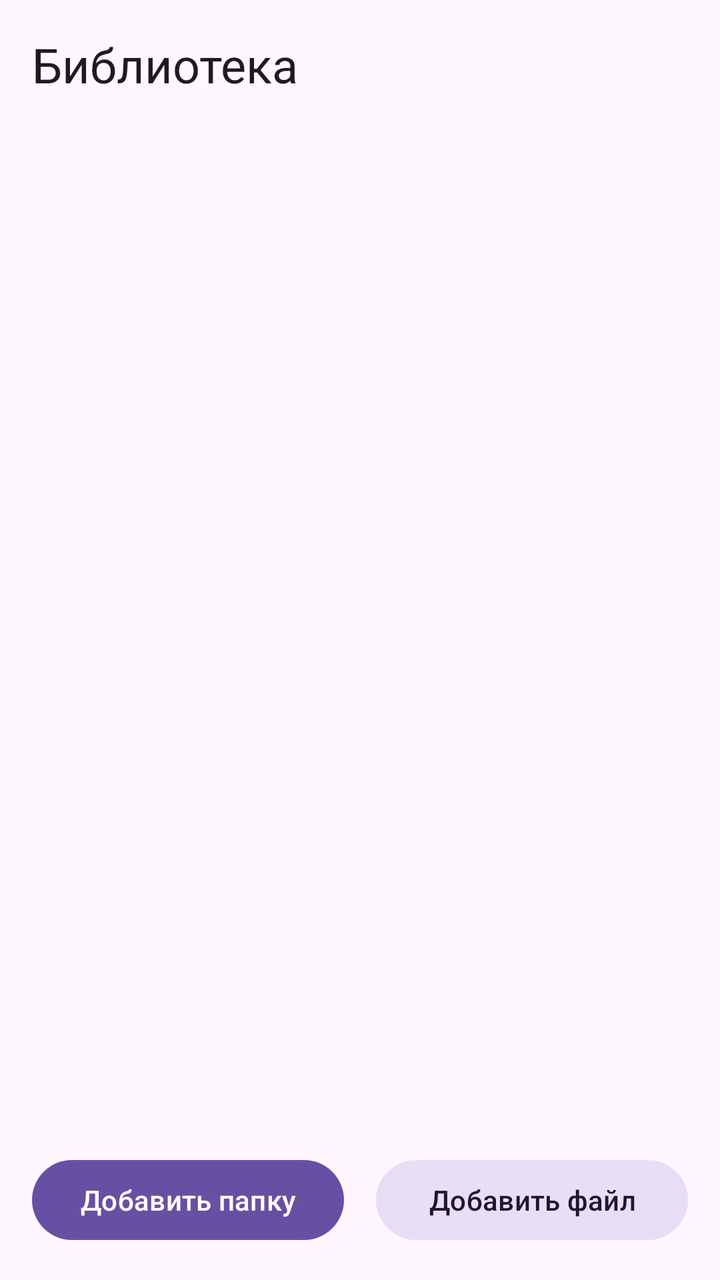
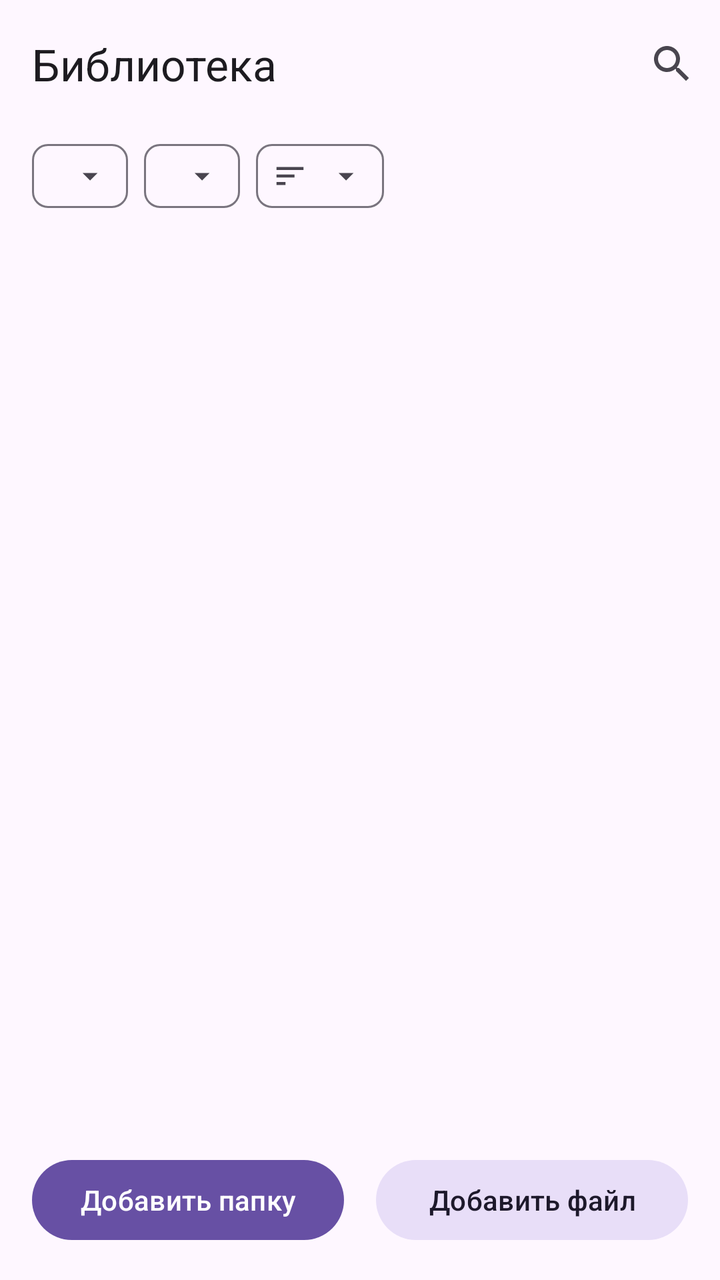

Two renders of the same Android screen: before a commit and after it. Below are the layout's source before the change and the commit's diff.
<!-- AndroidManifest.xml: application theme Theme.AudioBookPlayer -->
<!-- res/layout/activity_main.xml -->
<?xml version="1.0" encoding="utf-8"?>
<LinearLayout xmlns:android="http://schemas.android.com/apk/res/android"
    xmlns:app="http://schemas.android.com/apk/res-auto"
    xmlns:tools="http://schemas.android.com/tools"
    android:layout_width="match_parent"
    android:layout_height="match_parent"
    android:orientation="vertical">

    <TextView
        android:layout_width="match_parent"
        android:layout_height="wrap_content"
        android:paddingHorizontal="16dp"
        android:paddingVertical="16dp"
        android:text="@string/library_title"
        android:textAppearance="?attr/textAppearanceHeadlineSmall" />

    <com.google.android.material.card.MaterialCardView
        android:id="@+id/continueCard"
        style="@style/Widget.Material3.CardView.Filled"
        android:layout_width="match_parent"
        android:layout_height="wrap_content"
        android:layout_marginHorizontal="16dp"
        android:layout_marginBottom="8dp"
        android:visibility="gone">

        <LinearLayout
            android:layout_width="match_parent"
            android:layout_height="wrap_content"
            android:gravity="center_vertical"
            android:orientation="horizontal"
            android:padding="12dp">

            <ImageView
                android:id="@+id/continueCover"
                android:layout_width="@dimen/continue_cover_size"
                android:layout_height="@dimen/continue_cover_size"
                android:background="?attr/colorSurfaceVariant"
                android:importantForAccessibility="no"
                android:scaleType="centerCrop" />

            <LinearLayout
                android:layout_width="0dp"
                android:layout_height="wrap_content"
                android:layout_marginStart="12dp"
                android:layout_weight="1"
                android:orientation="vertical">

                <TextView
                    android:layout_width="match_parent"
                    android:layout_height="wrap_content"
                    android:text="@string/continue_listening"
                    android:textAppearance="?attr/textAppearanceLabelMedium" />

                <TextView
                    android:id="@+id/continueTitle"
                    android:layout_width="match_parent"
                    android:layout_height="wrap_content"
                    android:ellipsize="end"
                    android:maxLines="1"
                    android:textAppearance="?attr/textAppearanceTitleMedium" />

                <TextView
                    android:id="@+id/continueChapter"
                    android:layout_width="match_parent"
                    android:layout_height="wrap_content"
                    android:ellipsize="end"
                    android:maxLines="1"
                    android:textAppearance="?attr/textAppearanceBodyMedium" />

                <TextView
                    android:id="@+id/continuePosition"
                    android:layout_width="match_parent"
                    android:layout_height="wrap_content"
                    android:textAppearance="?attr/textAppearanceBodySmall" />
            </LinearLayout>

            <com.google.android.material.button.MaterialButton
                android:id="@+id/continuePlay"
                style="@style/Widget.Material3.Button.IconButton.Filled"
                android:layout_width="wrap_content"
                android:layout_height="wrap_content"
                android:contentDescription="@string/continue_play"
                app:icon="@drawable/ic_play" />
        </LinearLayout>
    </com.google.android.material.card.MaterialCardView>

    <FrameLayout
        android:layout_width="match_parent"
        android:layout_height="0dp"
        android:layout_weight="1">

        <androidx.recyclerview.widget.RecyclerView
            android:id="@+id/books"
            android:layout_width="match_parent"
            android:layout_height="match_parent"
            android:clipToPadding="false"
            tools:listitem="@layout/item_book" />

        <TextView
            android:id="@+id/empty"
            android:layout_width="wrap_content"
            android:layout_height="wrap_content"
            android:layout_gravity="center"
            android:gravity="center"
            android:padding="24dp"
            android:text="@string/library_empty"
            android:textAppearance="?attr/textAppearanceBodyLarge"
            android:visibility="gone" />
    </FrameLayout>

    <LinearLayout
        android:layout_width="match_parent"
        android:layout_height="wrap_content"
        android:orientation="horizontal"
        android:padding="16dp">

        <Button
            android:id="@+id/importFolder"
            android:layout_width="0dp"
            android:layout_height="wrap_content"
            android:layout_marginEnd="8dp"
            android:layout_weight="1"
            android:text="@string/library_import_folder" />

        <Button
            android:id="@+id/importFile"
            style="@style/Widget.Material3.Button.TonalButton"
            android:layout_width="0dp"
            android:layout_height="wrap_content"
            android:layout_marginStart="8dp"
            android:layout_weight="1"
            android:text="@string/library_import_file" />
    </LinearLayout>

</LinearLayout>
<!-- res/layout/item_book.xml (included above) -->
<?xml version="1.0" encoding="utf-8"?>
<LinearLayout xmlns:android="http://schemas.android.com/apk/res/android"
    android:layout_width="match_parent"
    android:layout_height="wrap_content"
    android:background="?attr/selectableItemBackground"
    android:gravity="center_vertical"
    android:orientation="horizontal"
    android:paddingHorizontal="16dp"
    android:paddingVertical="8dp">

    <ImageView
        android:id="@+id/cover"
        android:layout_width="@dimen/list_cover_size"
        android:layout_height="@dimen/list_cover_size"
        android:background="?attr/colorSurfaceVariant"
        android:importantForAccessibility="no"
        android:scaleType="centerCrop" />

    <LinearLayout
        android:layout_width="0dp"
        android:layout_height="wrap_content"
        android:layout_marginStart="16dp"
        android:layout_weight="1"
        android:orientation="vertical">

        <TextView
            android:id="@+id/title"
            android:layout_width="match_parent"
            android:layout_height="wrap_content"
            android:ellipsize="end"
            android:maxLines="2"
            android:textAppearance="?attr/textAppearanceTitleMedium" />

        <TextView
            android:id="@+id/subtitle"
            android:layout_width="match_parent"
            android:layout_height="wrap_content"
            android:ellipsize="end"
            android:maxLines="1"
            android:textAppearance="?attr/textAppearanceBodyMedium" />
    </LinearLayout>

</LinearLayout>
<!-- resources referenced by this layout -->
<resources>
  <dimen name="continue_cover_size">72dp</dimen>
  <dimen name="list_cover_size">56dp</dimen>
  <!-- drawable ic_play (drawable) -->
  <vector xmlns:android="http://schemas.android.com/apk/res/android"
      android:width="24dp"
      android:height="24dp"
      android:autoMirrored="true"
      android:tint="?attr/colorControlNormal"
      android:viewportWidth="24"
      android:viewportHeight="24">
      <path
          android:fillColor="@android:color/white"
          android:pathData="M8,5v14l11,-7z" />
  </vector>
  <string name="continue_listening">Продолжить слушать</string>
  <string name="continue_play">Продолжить</string>
  <string name="library_empty">Здесь пока пусто. Добавьте папку с mp3 или файл m4b.</string>
  <string name="library_import_file">Добавить файл</string>
  <string name="library_import_folder">Добавить папку</string>
  <string name="library_title">Библиотека</string>
  <style name="Theme.AudioBookPlayer" parent="Theme.Material3.DayNight.NoActionBar" />
</resources>

<!-- the commit's change to res/layout/activity_main.xml (unified diff, before → after) -->
@@ -6,13 +6,55 @@
     android:layout_height="match_parent"
     android:orientation="vertical">
 
-    <TextView
-        android:layout_width="match_parent"
-        android:layout_height="wrap_content"
-        android:paddingHorizontal="16dp"
-        android:paddingVertical="16dp"
-        android:text="@string/library_title"
-        android:textAppearance="?attr/textAppearanceHeadlineSmall" />
+    <com.google.android.material.appbar.MaterialToolbar
+        android:id="@+id/toolbar"
+        android:layout_width="match_parent"
+        android:layout_height="?attr/actionBarSize"
+        app:menu="@menu/library"
+        app:title="@string/library_title" />
+
+    <HorizontalScrollView
+        android:id="@+id/filters"
+        android:layout_width="match_parent"
+        android:layout_height="wrap_content"
+        android:scrollbars="none">
+
+        <com.google.android.material.chip.ChipGroup
+            android:layout_width="wrap_content"
+            android:layout_height="wrap_content"
+            android:paddingHorizontal="16dp"
+            app:singleLine="true">
+
+            <com.google.android.material.chip.Chip
+                android:id="@+id/statusChip"
+                style="@style/Widget.Material3.Chip.Filter"
+                android:layout_width="wrap_content"
+                android:layout_height="wrap_content"
+                android:checkable="false"
+                app:closeIcon="@drawable/ic_arrow_drop_down"
+                app:closeIconVisible="true" />
+
+            <com.google.android.material.chip.Chip
+                android:id="@+id/availabilityChip"
+                style="@style/Widget.Material3.Chip.Filter"
+                android:layout_width="wrap_content"
+                android:layout_height="wrap_content"
+                android:checkable="false"
+                app:closeIcon="@drawable/ic_arrow_drop_down"
+                app:closeIconVisible="true" />
+
+            <com.google.android.material.chip.Chip
+                android:id="@+id/sortChip"
+                style="@style/Widget.Material3.Chip.Filter"
+                android:layout_width="wrap_content"
+                android:layout_height="wrap_content"
+                android:checkable="false"
+                app:chipIcon="@drawable/ic_sort"
+                app:chipIconVisible="true"
+                app:closeIcon="@drawable/ic_arrow_drop_down"
+                app:closeIconVisible="true" />
+        </com.google.android.material.chip.ChipGroup>
+    </HorizontalScrollView>
 
     <com.google.android.material.card.MaterialCardView
         android:id="@+id/continueCard"
@@ -96,16 +138,32 @@
             android:clipToPadding="false"
             tools:listitem="@layout/item_book" />
 
-        <TextView
+        <LinearLayout
             android:id="@+id/empty"
             android:layout_width="wrap_content"
             android:layout_height="wrap_content"
             android:layout_gravity="center"
-            android:gravity="center"
+            android:gravity="center_horizontal"
+            android:orientation="vertical"
             android:padding="24dp"
-            android:text="@string/library_empty"
-            android:textAppearance="?attr/textAppearanceBodyLarge"
-            android:visibility="gone" />
+            android:visibility="gone">
+
+            <TextView
+                android:id="@+id/emptyText"
+                android:layout_width="wrap_content"
+                android:layout_height="wrap_content"
+                android:gravity="center"
+                android:text="@string/library_empty"
+                android:textAppearance="?attr/textAppearanceBodyLarge" />
+
+            <Button
+                android:id="@+id/resetFilters"
+                style="@style/Widget.Material3.Button.TextButton"
+                android:layout_width="wrap_content"
+                android:layout_height="wrap_content"
+                android:layout_marginTop="8dp"
+                android:text="@string/library_reset_filters" />
+        </LinearLayout>
     </FrameLayout>
 
     <LinearLayout
@@ -136,9 +194,12 @@
 <!-- res/layout/item_book.xml (included above) -->
 <?xml version="1.0" encoding="utf-8"?>
 <LinearLayout xmlns:android="http://schemas.android.com/apk/res/android"
+    xmlns:app="http://schemas.android.com/apk/res-auto"
+    android:id="@+id/bookRow"
     android:layout_width="match_parent"
     android:layout_height="wrap_content"
     android:background="?attr/selectableItemBackground"
+    android:baselineAligned="false"
     android:gravity="center_vertical"
     android:orientation="horizontal"
     android:paddingHorizontal="16dp"
@@ -174,6 +235,23 @@
             android:ellipsize="end"
             android:maxLines="1"
             android:textAppearance="?attr/textAppearanceBodyMedium" />
+
+        <TextView
+            android:id="@+id/status"
+            android:layout_width="match_parent"
+            android:layout_height="wrap_content"
+            android:layout_marginTop="2dp"
+            android:textAppearance="?attr/textAppearanceLabelMedium"
+            android:textColor="?attr/colorPrimary" />
+
+        <com.google.android.material.progressindicator.LinearProgressIndicator
+            android:id="@+id/progress"
+            android:layout_width="match_parent"
+            android:layout_height="wrap_content"
+            android:layout_marginTop="4dp"
+            android:importantForAccessibility="no"
+            android:max="100"
+            app:trackCornerRadius="2dp" />
     </LinearLayout>
 
 </LinearLayout>
<!-- resource entries referenced after the edit -->
@@ -2,6 +2,17 @@
 <resources>
   <dimen name="continue_cover_size">72dp</dimen>
   <dimen name="list_cover_size">56dp</dimen>
+  <!-- drawable ic_arrow_drop_down (drawable) -->
+  <vector xmlns:android="http://schemas.android.com/apk/res/android"
+      android:width="24dp"
+      android:height="24dp"
+      android:tint="?attr/colorControlNormal"
+      android:viewportWidth="24"
+      android:viewportHeight="24">
+      <path
+          android:fillColor="@android:color/white"
+          android:pathData="M7,10l5,5 5,-5z" />
+  </vector>
   <!-- drawable ic_play (drawable) -->
   <vector xmlns:android="http://schemas.android.com/apk/res/android"
       android:width="24dp"
@@ -14,11 +25,23 @@
           android:fillColor="@android:color/white"
           android:pathData="M8,5v14l11,-7z" />
   </vector>
+  <!-- drawable ic_sort (drawable) -->
+  <vector xmlns:android="http://schemas.android.com/apk/res/android"
+      android:width="24dp"
+      android:height="24dp"
+      android:tint="?attr/colorControlNormal"
+      android:viewportWidth="24"
+      android:viewportHeight="24">
+      <path
+          android:fillColor="@android:color/white"
+          android:pathData="M3,18h6v-2H3v2zM3,6v2h18V6H3zM3,13h12v-2H3v2z" />
+  </vector>
   <string name="continue_listening">Продолжить слушать</string>
   <string name="continue_play">Продолжить</string>
   <string name="library_empty">Здесь пока пусто. Добавьте папку с mp3 или файл m4b.</string>
   <string name="library_import_file">Добавить файл</string>
   <string name="library_import_folder">Добавить папку</string>
+  <string name="library_reset_filters">Сбросить фильтры</string>
   <string name="library_title">Библиотека</string>
   <style name="Theme.AudioBookPlayer" parent="Theme.Material3.DayNight.NoActionBar" />
 </resources>
